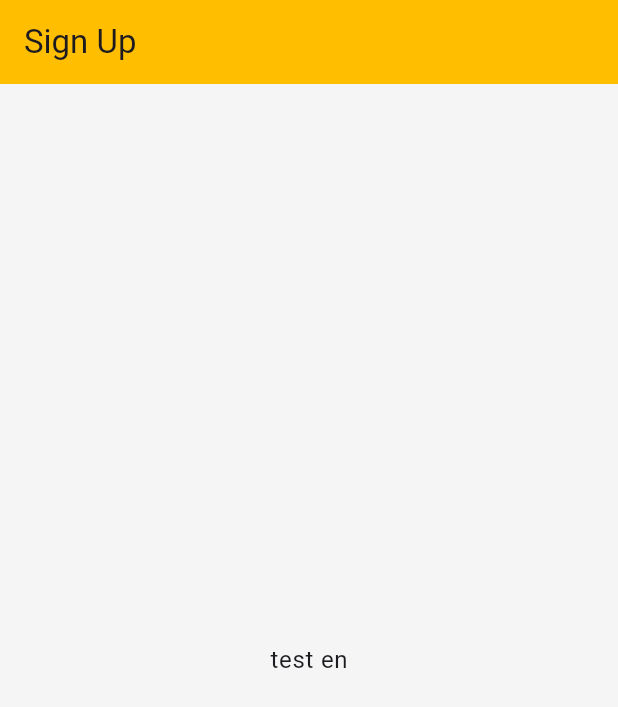
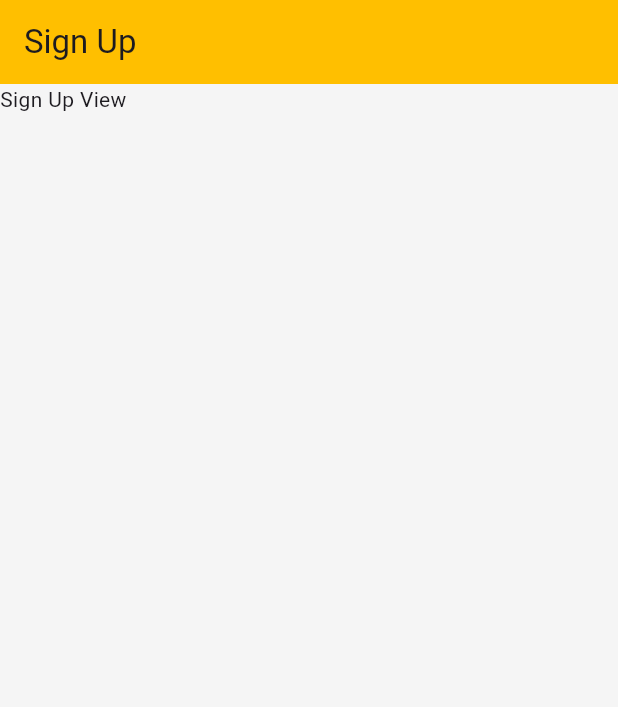
Before and after one commit to Kam-Tom/apiarium, a Flutter app: the screen it shows after launch, on a phone screen of 412 x 824 dp. Shown: the top 707 px of the screen. Run offline on Flutter 3.47's test engine with Material 3 defaults, Android fonts, the phone set to English and light mode, and no system bars; our stand-ins replace easy_localization, go_router, google_fonts; Roboto replaces fonts that are missing (Spinnaker).

Commit message:
chore: add environment configuration and clean up project
- Added envied package for environment variables management
- Added default exports from core folders
- Changed SignUp to use SignUpView component
- Updated README with environment setup instructions

```diff
--- a/lib/core/bootstrap/app_router.dart
+++ b/lib/core/bootstrap/app_router.dart
@@ -2,16 +2,28 @@ import 'package:apiarium/features/sign_up/sign_up.dart';
 import 'package:flutter/material.dart';
 import 'package:go_router/go_router.dart';
 
-final GoRouter router = GoRouter(
+class AppRouter {
+  static final AppRouter _instance = AppRouter._internal();
+
+  factory AppRouter() {
+    return _instance;
+  }
+
+  AppRouter._internal();
+
+  static const String home = '/';
+  static const String details = 'details';
+
+  late final GoRouter router = GoRouter(
     routes: <RouteBase>[
       GoRoute(
-      path: '/',
+        path: home,
         builder: (BuildContext context, GoRouterState state) {
           return const SignUp();
         },
         routes: <RouteBase>[
           GoRoute(
-          path: 'details',
+            path: details,
             builder: (BuildContext context, GoRouterState state) {
               return const SignUp();
             },
@@ -20,3 +32,4 @@ final GoRouter router = GoRouter(
       ),
     ],
   );
+}
--- /dev/null
+++ b/lib/core/bootstrap/bootstrap.dart
@@ -0,0 +1,2 @@
+export 'app_router.dart';
+export 'my_app.dart';
--- a/lib/core/bootstrap/my_app.dart
+++ b/lib/core/bootstrap/my_app.dart
@@ -10,7 +10,7 @@ class MyApp extends StatelessWidget {
   Widget build(BuildContext context) {
     return MaterialApp.router(
       title: 'Flutter Demo',
-      routerConfig: router,
+      routerConfig: AppRouter().router,
       theme: AppTheme.lightTheme,
       localizationsDelegates: context.localizationDelegates,
       supportedLocales: context.supportedLocales,
--- /dev/null
+++ b/lib/core/config/config.dart
@@ -0,0 +1 @@
+export 'env/env.dart';
--- a/lib/core/constants/constants.dart
+++ /dev/null
@@ -1,3 +0,0 @@
-class Constants {
-  static String backendUri = "http://localhost:8000";
-}
--- /dev/null
+++ b/lib/core/core.dart
@@ -0,0 +1,3 @@
+export 'bootstrap/bootstrap.dart';
+export 'config/config.dart';
+export 'theme/theme.dart';
--- /dev/null
+++ b/lib/core/theme/theme.dart
@@ -0,0 +1,4 @@
+export 'app_colors.dart';
+export 'app_theme.dart';
+export 'text_theme.dart';
+export 'widgets/widgets.dart';
--- a/lib/features/sign_up/sign_up.dart
+++ b/lib/features/sign_up/sign_up.dart
@@ -1,4 +1,4 @@
-import 'package:easy_localization/easy_localization.dart';
+import 'package:apiarium/features/sign_up/sign_up_view.dart';
 import 'package:flutter/material.dart';
 
 class SignUp extends StatelessWidget {
@@ -8,9 +8,7 @@ class SignUp extends StatelessWidget {
   Widget build(BuildContext context) {
     return Scaffold(
       appBar: AppBar(title: Text('Sign Up')),
-      body: Center(
-        child: Text('test'.tr(), style: Theme.of(context).textTheme.bodyLarge),
-      ),
+      body: SignUpView(),
     );
   }
 }
--- a/lib/features/sign_up/sign_up_view.dart
+++ b/lib/features/sign_up/sign_up_view.dart
@@ -0,0 +1,15 @@
+import 'package:flutter/material.dart';
+
+class SignUpView extends StatefulWidget {
+  const SignUpView({super.key});
+
+  @override
+  State<SignUpView> createState() => _SignUpViewState();
+}
+
+class _SignUpViewState extends State<SignUpView> {
+  @override
+  Widget build(BuildContext context) {
+   return Text("Sign Up View");
+  }
+}
--- a/pubspec.yaml
+++ b/pubspec.yaml
@@ -14,12 +14,16 @@ dependencies:
   flutter_bloc: ^9.0.0
   google_fonts: ^6.2.1
   easy_localization: ^3.0.7+1
+  envied: ^1.1.1
+
 
 dev_dependencies:
   flutter_test:
     sdk: flutter
+  flutter_lints: ^5.0.0
 
-  flutter_lints: ^5.0.0
+  envied_generator: ^1.1.1
+  build_runner: ^2.4.15
 
 flutter:
   uses-material-design: true
```
Also changed, not shown: lib/core/theme/widgets/widgets.dart (added), lib/main.dart (line endings or trailing spaces), pubspec.lock, 5 other files. Lines whose indentation alone changed are shown as unchanged.
